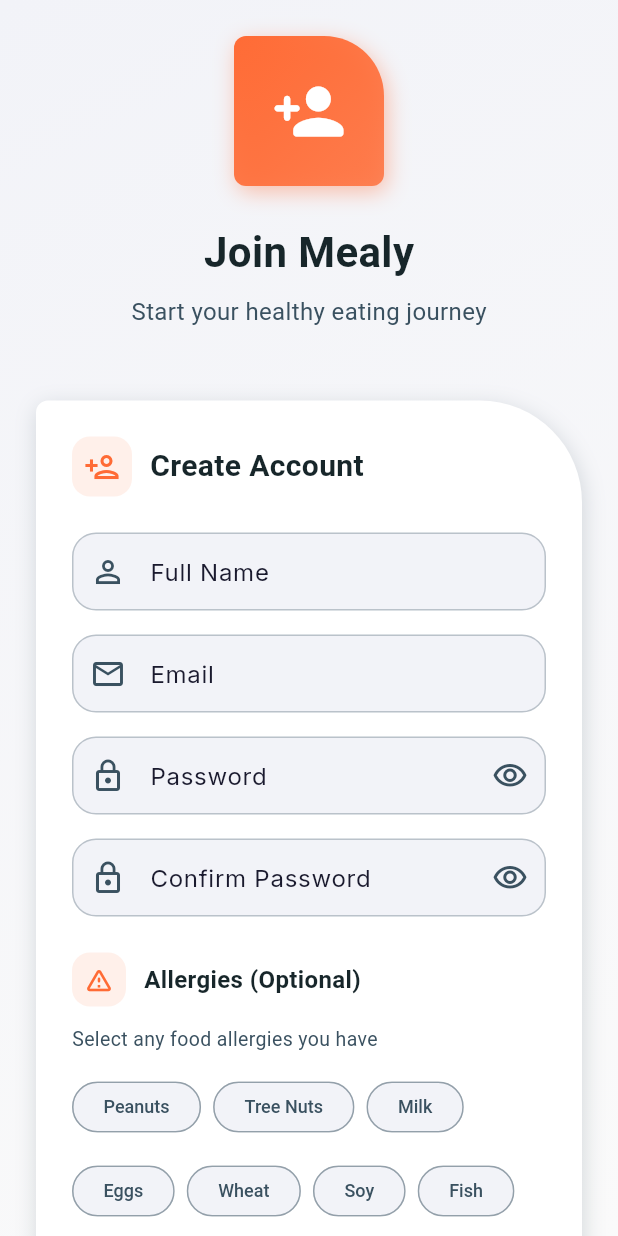
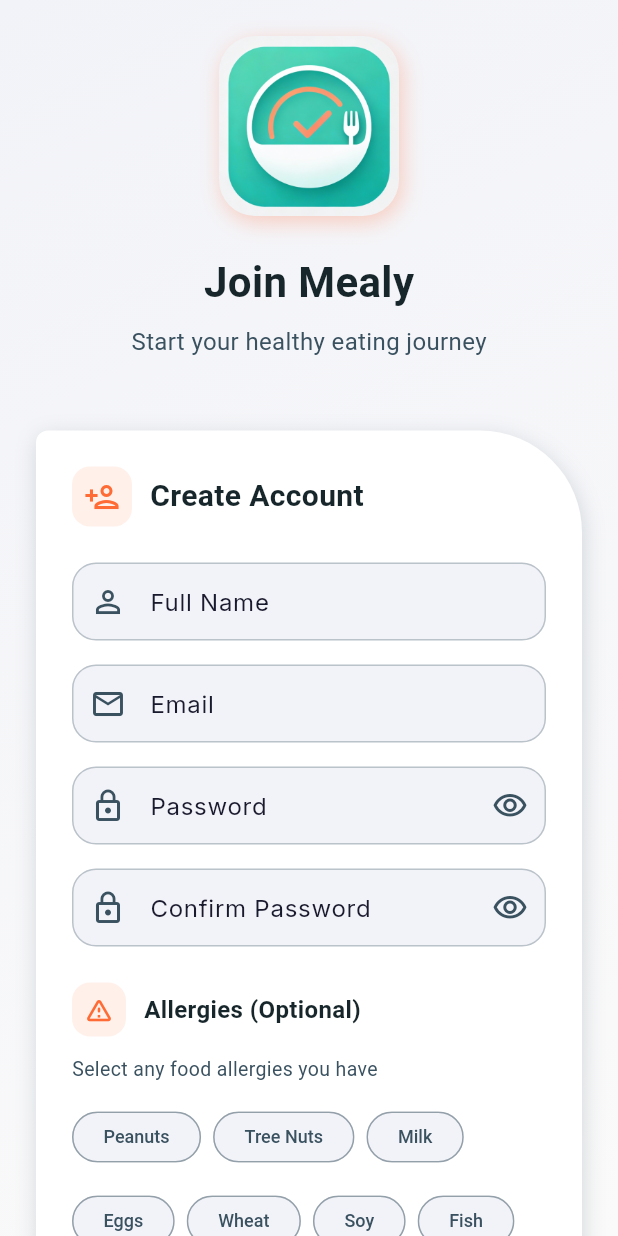
Before and after one commit to Tarekazabou/projet_web, a Flutter app: the screen it shows after launch, after a tap on "Sign Up", on a phone screen of 412 x 824 dp. Run offline on Flutter 3.47's test engine with Material 3 defaults, Android fonts, the phone set to English and light mode, and no system bars; our stand-ins replace firebase_core, flutter_screenutil, google_fonts, image_picker, shared_preferences; accounts and stored records are empty.

Commit message:
Refactor code structure for improved readability and maintainability

```diff
--- a/my_app/lib/screens/login_screen.dart
+++ b/my_app/lib/screens/login_screen.dart
@@ -140,35 +140,24 @@
             child: Column(
               children: [
                 Container(
-                  width: 100,
-                  height: 100,
+                  width: 120,
+                  height: 120,
                   decoration: BoxDecoration(
-                    gradient: LinearGradient(
-                      colors: [
-                        MealyTheme.nearlyOrange,
-                        MealyTheme.nearlyOrange.withOpacity(0.8),
-                      ],
-                      begin: Alignment.topLeft,
-                      end: Alignment.bottomRight,
-                    ),
-                    borderRadius: const BorderRadius.only(
-                      bottomRight: Radius.circular(8.0),
-                      bottomLeft: Radius.circular(8.0),
-                      topLeft: Radius.circular(8.0),
-                      topRight: Radius.circular(40.0),
-                    ),
+                    borderRadius: BorderRadius.circular(24),
                     boxShadow: [
                       BoxShadow(
-                        color: MealyTheme.nearlyOrange.withOpacity(0.4),
+                        color: MealyTheme.nearlyOrange.withOpacity(0.3),
                         offset: const Offset(2, 4),
                         blurRadius: 12,
                       ),
                     ],
                   ),
-                  child: const Icon(
-                    Icons.restaurant_menu,
-                    size: 50,
-                    color: MealyTheme.white,
+                  child: ClipRRect(
+                    borderRadius: BorderRadius.circular(24),
+                    child: Image.asset(
+                      'assets/images/mealy_logo.png',
+                      fit: BoxFit.cover,
+                    ),
                   ),
                 ),
                 const SizedBox(height: 24),
--- a/my_app/lib/screens/signup_screen.dart
+++ b/my_app/lib/screens/signup_screen.dart
@@ -190,35 +190,24 @@
             child: Column(
               children: [
                 Container(
-                  width: 100,
-                  height: 100,
+                  width: 120,
+                  height: 120,
                   decoration: BoxDecoration(
-                    gradient: LinearGradient(
-                      colors: [
-                        MealyTheme.nearlyOrange,
-                        MealyTheme.nearlyOrange.withOpacity(0.8),
-                      ],
-                      begin: Alignment.topLeft,
-                      end: Alignment.bottomRight,
-                    ),
-                    borderRadius: const BorderRadius.only(
-                      bottomRight: Radius.circular(8.0),
-                      bottomLeft: Radius.circular(8.0),
-                      topLeft: Radius.circular(8.0),
-                      topRight: Radius.circular(40.0),
-                    ),
+                    borderRadius: BorderRadius.circular(24),
                     boxShadow: [
                       BoxShadow(
-                        color: MealyTheme.nearlyOrange.withOpacity(0.4),
+                        color: MealyTheme.nearlyOrange.withOpacity(0.3),
                         offset: const Offset(2, 4),
                         blurRadius: 12,
                       ),
                     ],
                   ),
-                  child: const Icon(
-                    Icons.person_add_rounded,
-                    size: 50,
-                    color: MealyTheme.white,
+                  child: ClipRRect(
+                    borderRadius: BorderRadius.circular(24),
+                    child: Image.asset(
+                      'assets/images/mealy_logo.png',
+                      fit: BoxFit.cover,
+                    ),
                   ),
                 ),
                 const SizedBox(height: 24),
```
Also changed, not shown: my_app/pubspec.yaml (+24 -0 lines), my_app/assets/animations/mealy-removebg-preview.png (added), my_app/assets/animations/mealy.png (added), my_app/assets/images/mealy_logo.png (added), my_app/assets/images/mealy_logo_transparent.png (added), my_app/pubspec.lock, 50 other files.
